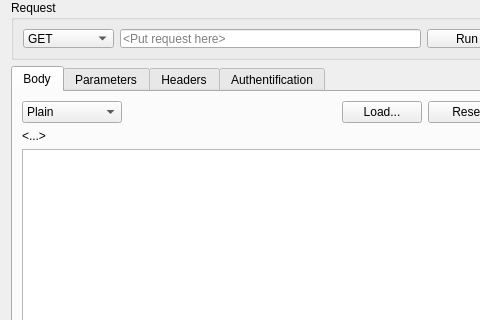
First picture: the form in src/CRequestGUI.ui, repository BootsmannApp/bootsmann, before the edit; both pictures show x 0 to 480 and y 0 to 320 of the 1053 by 564 pixel window.
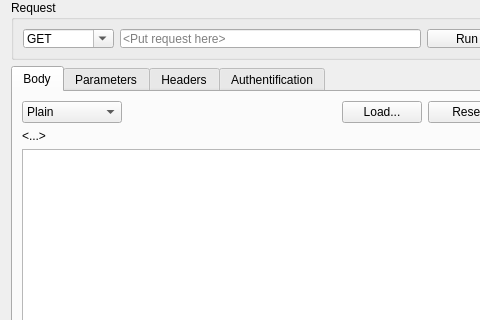
Second picture: the form after the edit. Icons and pictures are not drawn. Custom widgets are drawn as their Qt base class.

Commit message: custom requests implemented some UI fixes

```diff
--- a/src/CRequestGUI.ui
+++ b/src/CRequestGUI.ui
@@ -53,9 +53,21 @@
             <property name="toolTip">
              <string>Request type</string>
             </property>
+            <property name="editable">
+             <bool>true</bool>
+            </property>
             <property name="currentText">
              <string notr="true">GET</string>
             </property>
+            <property name="maxVisibleItems">
+             <number>20</number>
+            </property>
+            <property name="insertPolicy">
+             <enum>QComboBox::InsertPolicy::NoInsert</enum>
+            </property>
+            <property name="placeholderText">
+             <string>&lt;Custom request&gt;</string>
+            </property>
             <item>
              <property name="text">
               <string>GET</string>
```
The commit also changes 6 other files.
